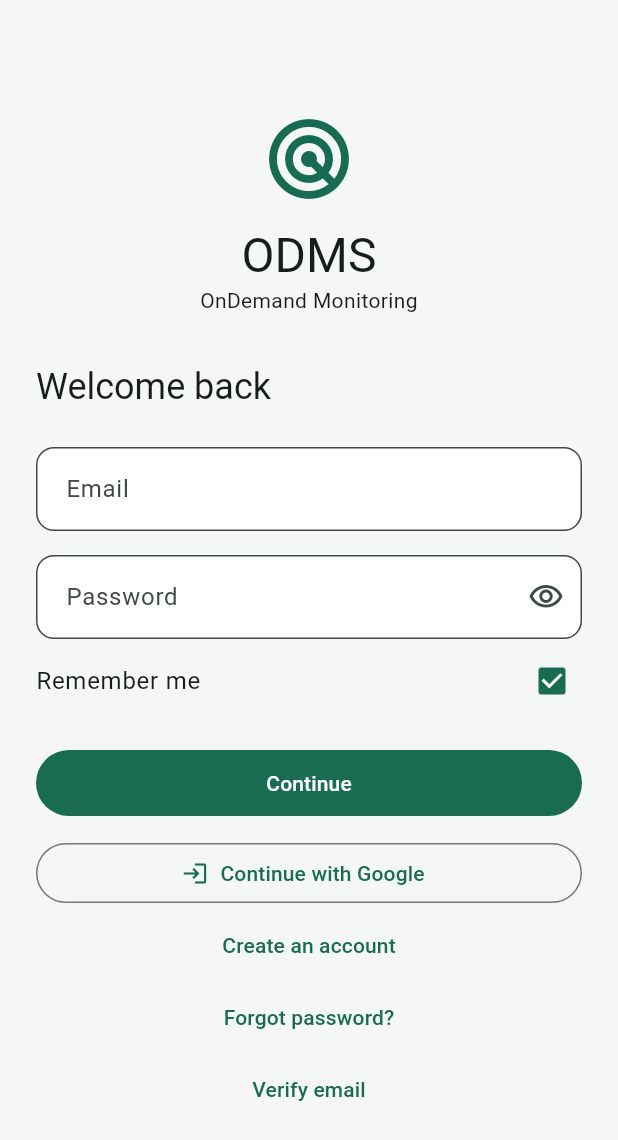
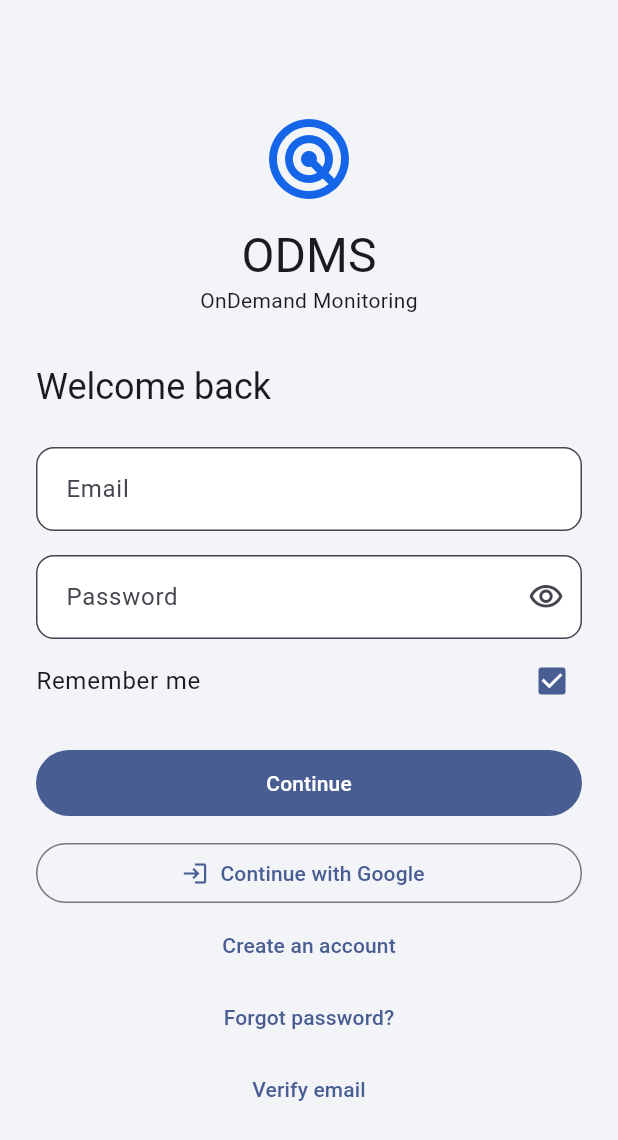
Before and after one commit to odms-sep490/on-demand-monitoring-mobile, a Flutter app: the AuthPage screen opened directly, on a phone screen of 412 x 824 dp. Shown: the top 1140 px of the screen. Run offline on Flutter 3.47's test engine with Material 3 defaults, Android fonts, the phone set to English and light mode, and no system bars; our stand-ins replace dio, file_picker, flutter_map, flutter_riverpod, flutter_secure_storage, go_router and 2 more; missing offline and left inert: flutter_web_auth_2; accounts and stored records are empty.

Commit message:
style: align mobile branding with ODMS website blue

```diff
--- a/lib/app/theme.dart
+++ b/lib/app/theme.dart
@@ -2,11 +2,11 @@ import 'package:material_ui/material_ui.dart';
 
 ThemeData odmsTheme() => ThemeData(
   useMaterial3: true,
-  colorScheme: ColorScheme.fromSeed(seedColor: const Color(0xFF176B52)),
-  scaffoldBackgroundColor: const Color(0xFFF4F7F5),
+  colorScheme: ColorScheme.fromSeed(seedColor: const Color(0xFF1565E8)),
+  scaffoldBackgroundColor: const Color(0xFFF2F4F7),
   appBarTheme: const AppBarTheme(
     centerTitle: false,
-    backgroundColor: Color(0xFFF4F7F5),
+    backgroundColor: Color(0xFFF2F4F7),
   ),
   inputDecorationTheme: InputDecorationTheme(
     filled: true,
--- a/lib/features/auth/auth_page.dart
+++ b/lib/features/auth/auth_page.dart
@@ -162,7 +162,7 @@ class _AuthPageState extends ConsumerState<AuthPage> {
                       const Icon(
                         Icons.radar,
                         size: 64,
-                        color: Color(0xFF176B52),
+                        color: Color(0xFF1565E8),
                       ),
                       const SizedBox(height: 12),
                       Text(
--- a/lib/shared/area_picker.dart
+++ b/lib/shared/area_picker.dart
@@ -124,8 +124,8 @@ class _AreaPickerState extends State<AreaPicker> {
                   polygons: [
                     Polygon(
                       points: points,
-                      color: const Color(0x33176B52),
-                      borderColor: const Color(0xFF176B52),
+                      color: const Color(0x331565E8),
+                      borderColor: const Color(0xFF1565E8),
                       borderStrokeWidth: 3,
                     ),
                   ],
```
